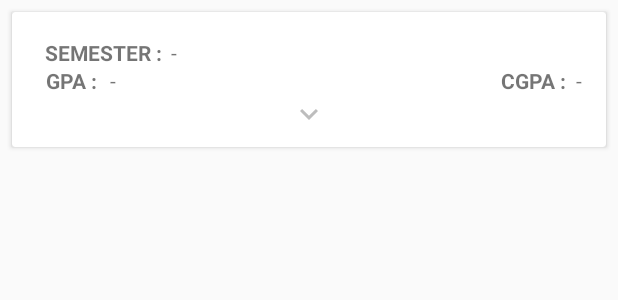
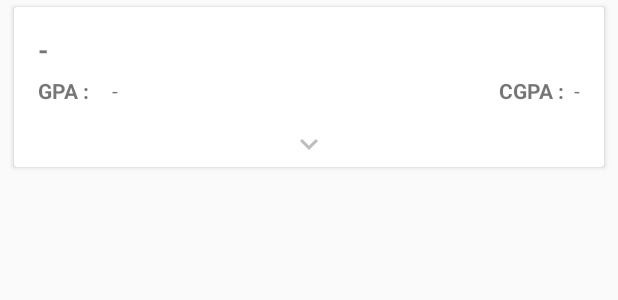
Before and after one commit to AhmedKhattak/BahriaUniversityStudentProfileGUI, an Android app: the layout parentitem.xml on its own in the app's theme, with its tools: preview values and no code run, on a phone screen of 412 x 824 dp. Shown: the top 300 px of the screen. Run offline under Robolectric (Android 15) with nearby library versions, the phone set to English and light mode, and no system bars.

Commit message:
Divided Layout

```diff
--- a/app/src/main/res/layout/parentitem.xml
+++ b/app/src/main/res/layout/parentitem.xml
@@ -1,65 +1,64 @@
-<?xml version="1.0" encoding="utf-8"?>
-<android.support.v7.widget.CardView xmlns:card_view="http://schemas.android.com/apk/res-auto"
+<?xml version="1.0" encoding="utf-8"?><!--<android.support.v7.widget.CardView xmlns:card_view="http://schemas.android.com/apk/res-auto"
     xmlns:android="http://schemas.android.com/apk/res/android"
+    xmlns:app="http://schemas.android.com/tools"
     android:id="@+id/card_view"
     android:layout_width="match_parent"
     android:layout_height="90dp"
-    android:layout_marginLeft="8dp"
-    android:layout_marginRight="8dp"
-    android:layout_marginTop="8dp"
-    android:minHeight="60dp"
-    card_view:cardUseCompatPadding="false"
+    android:layout_marginLeft="4dp"
+    android:layout_marginRight="4dp"
+    android:layout_marginTop="2dp"
+    app:cardPreventCornerOverlap="false"
+    app:cardUseCompatPadding="true">-->
+<android.support.v7.widget.CardView xmlns:android="http://schemas.android.com/apk/res/android"
+    xmlns:app="http://schemas.android.com/apk/res-auto"
+    android:id="@+id/attendencecard"
+    android:layout_width="match_parent"
+    android:layout_height="wrap_content"
+    android:layout_marginLeft="7dp"
+    android:layout_marginRight="7dp"
+    android:layout_marginTop="1dp"
+    android:minHeight="100dp"
+    app:cardCornerRadius="2dp"
+    app:cardPreventCornerOverlap="false"
+    app:cardUseCompatPadding="true">
+
+
+    <LinearLayout
+        android:layout_width="match_parent"
+        android:layout_height="wrap_content"
         android:background="?attr/selectableItemBackground"
-    >
-
+        android:orientation="vertical">
 
         <RelativeLayout
             android:layout_width="match_parent"
             android:layout_height="match_parent"
-        android:background="?attr/selectableItemBackground"
-       >
-        <TextView
-            android:id="@+id/semester_text"
-            android:layout_width="90dp"
-            android:layout_height="wrap_content"
-            android:layout_marginTop="4dp"
-            android:height="20dp"
-            android:ellipsize="end"
-            android:gravity="center"
-            android:maxLines="1"
-            android:paddingTop="1dp"
-            android:scrollHorizontally="true"
-            android:text="@string/semester"
-            android:textStyle="bold"
-            android:layout_margin="16dp"
-
-            />
+            android:padding="16dp">
 
             <TextView
                 android:id="@+id/semesterval"
                 android:layout_width="wrap_content"
                 android:layout_height="wrap_content"
-            android:layout_toRightOf="@+id/semester_text"
+                android:layout_alignParentLeft="true"
+                android:layout_alignParentStart="true"
+                android:layout_marginBottom="10dp"
                 android:height="20dp"
                 android:ellipsize="end"
                 android:gravity="left"
                 android:maxLines="1"
-            android:paddingTop="1dp"
                 android:scrollHorizontally="true"
                 android:text="@string/emptytext"
-            android:layout_marginTop="16dp"
-            android:layout_marginLeft="-16dp"
-            />
+                android:textSize="18dp"
+                android:textStyle="bold" />
 
             <TextView
                 android:id="@+id/gpa"
                 android:layout_width="47.4dp"
                 android:layout_height="wrap_content"
                 android:layout_below="@id/semesterval"
-            android:gravity="center"
+                android:gravity="left"
                 android:text="@string/gpa"
                 android:textStyle="bold"
-            android:layout_marginLeft="16dp"
+
                 />
 
             <TextView
@@ -68,9 +67,10 @@
                 android:layout_height="wrap_content"
                 android:layout_below="@id/semesterval"
                 android:layout_marginLeft="2dp"
+                android:layout_marginStart="2dp"
                 android:layout_toRightOf="@id/gpa"
                 android:ellipsize="end"
-            android:gravity="left"
+                android:gravity="start"
                 android:maxLines="1"
                 android:scrollHorizontally="true"
                 android:text="@string/emptytext" />
@@ -92,19 +92,22 @@
                 android:layout_height="wrap_content"
                 android:layout_alignParentRight="true"
                 android:layout_below="@id/semesterval"
-            android:layout_marginRight="16dp"
                 android:ellipsize="end"
                 android:gravity="left"
                 android:maxLines="1"
                 android:text="@string/emptytext" />
 
+
+        </RelativeLayout>
+
         <com.example.ahmed.redux.widget.ExpandableItemIndicator
+            android:id="@+id/indicator"
             android:layout_width="match_parent"
             android:layout_height="20dp"
             android:layout_centerHorizontal="true"
-            android:id="@+id/indicator"
-            android:layout_alignParentBottom="true"
-            android:layout_marginBottom="12dp"/>
+            android:layout_marginBottom="5dp"/>
 
-    </RelativeLayout>
+    </LinearLayout>
+
+
 </android.support.v7.widget.CardView>
```
Lines whose indentation alone changed are shown as unchanged.
